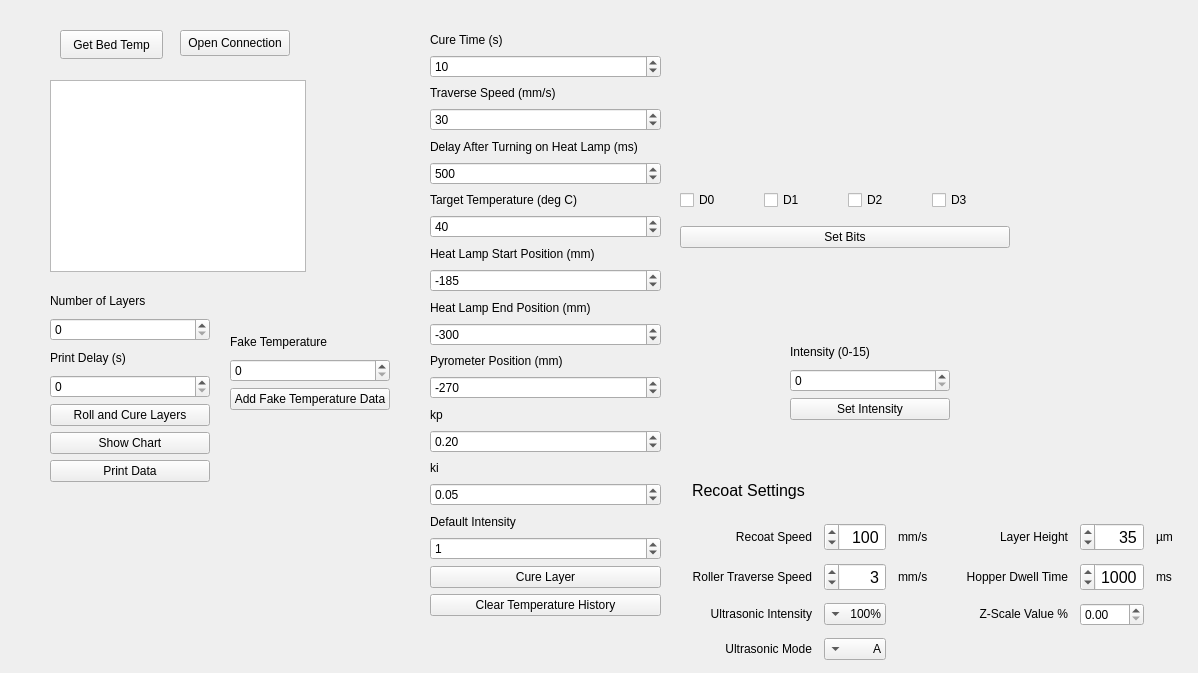
Old version of the form src/ui/heatlampwidget.ui in the repository BYUCreateResearchLab/CREATE_LAB_Binder_Jet_Printer.
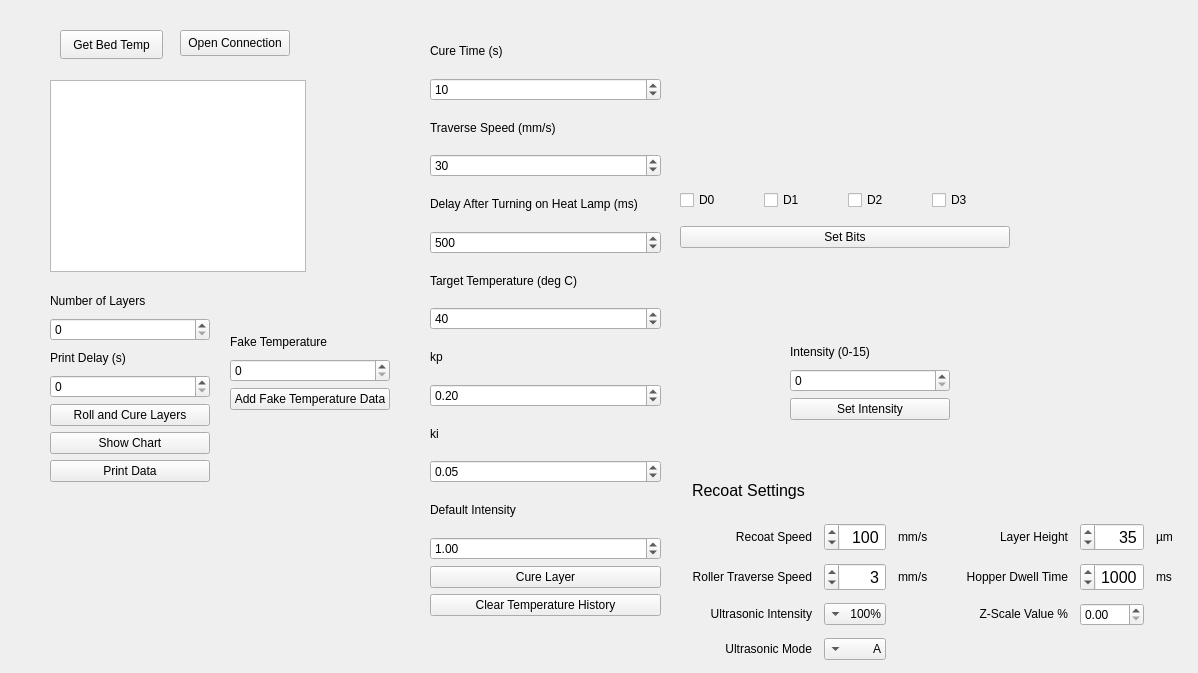
New version of the form.

```diff
--- a/src/ui/heatlampwidget.ui
+++ b/src/ui/heatlampwidget.ui
@@ -127,66 +127,6 @@
       </property>
      </widget>
     </item>
-    <item>
-     <widget class="QLabel" name="label_5">
-      <property name="text">
-       <string>Heat Lamp Start Position (mm)</string>
-      </property>
-     </widget>
-    </item>
-    <item>
-     <widget class="QSpinBox" name="heatLampStartInput">
-      <property name="minimum">
-       <number>-10000</number>
-      </property>
-      <property name="maximum">
-       <number>10000</number>
-      </property>
-      <property name="value">
-       <number>-185</number>
-      </property>
-     </widget>
-    </item>
-    <item>
-     <widget class="QLabel" name="label_6">
-      <property name="text">
-       <string>Heat Lamp End Position (mm)</string>
-      </property>
-     </widget>
-    </item>
-    <item>
-     <widget class="QSpinBox" name="heatLampEndInput">
-      <property name="minimum">
-       <number>-100000</number>
-      </property>
-      <property name="maximum">
-       <number>100000</number>
-      </property>
-      <property name="value">
-       <number>-300</number>
-      </property>
-     </widget>
-    </item>
-    <item>
-     <widget class="QLabel" name="label_7">
-      <property name="text">
-       <string>Pyrometer Position (mm)</string>
-      </property>
-     </widget>
-    </item>
-    <item>
-     <widget class="QSpinBox" name="pyrometerPositionInput">
-      <property name="minimum">
-       <number>-100000</number>
-      </property>
-      <property name="maximum">
-       <number>100000</number>
-      </property>
-      <property name="value">
-       <number>-270</number>
-      </property>
-     </widget>
-    </item>
     <item>
      <widget class="QLabel" name="label_9">
       <property name="text">
@@ -223,12 +163,12 @@
      </widget>
     </item>
     <item>
-     <widget class="QSpinBox" name="defaultIntensityInput">
+     <widget class="QDoubleSpinBox" name="defaultIntensityInput">
       <property name="maximum">
-       <number>15</number>
+       <double>15.000000000000000</double>
       </property>
       <property name="value">
-       <number>1</number>
+       <double>1.000000000000000</double>
       </property>
      </widget>
     </item>
```
